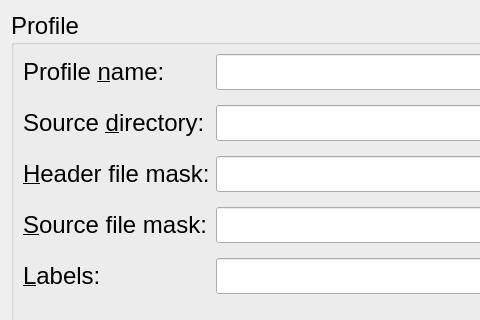
ychclone/blink, file Resources/Forms/profileDialog.ui: the form before one commit; both pictures show x 0 to 480 and y 0 to 320 of the 729 by 468 pixel window.
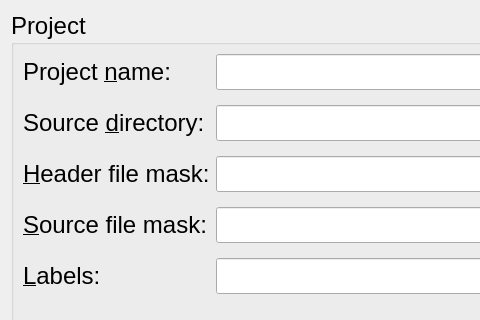
The form after the commit. Icons and pictures are not drawn.

Commit message: code refactor, rename profile to project

Diff of the .ui file:
```diff
--- a/Resources/Forms/profileDialog.ui
+++ b/Resources/Forms/profileDialog.ui
@@ -51,7 +51,7 @@
         </font>
        </property>
        <property name="title">
-        <string>Profile</string>
+        <string>Project</string>
        </property>
        <layout class="QHBoxLayout" name="horizontalLayout_2">
         <item>
@@ -82,7 +82,7 @@
              </font>
             </property>
             <property name="text">
-             <string>Profile &amp;name:</string>
+             <string>Project &amp;name:</string>
             </property>
             <property name="buddy">
              <cstring>profileName_lineEdit</cstring>
```
Left out of the diff: 2 changed lines with no effect on the pictures. The commit also changes 1 other file.
